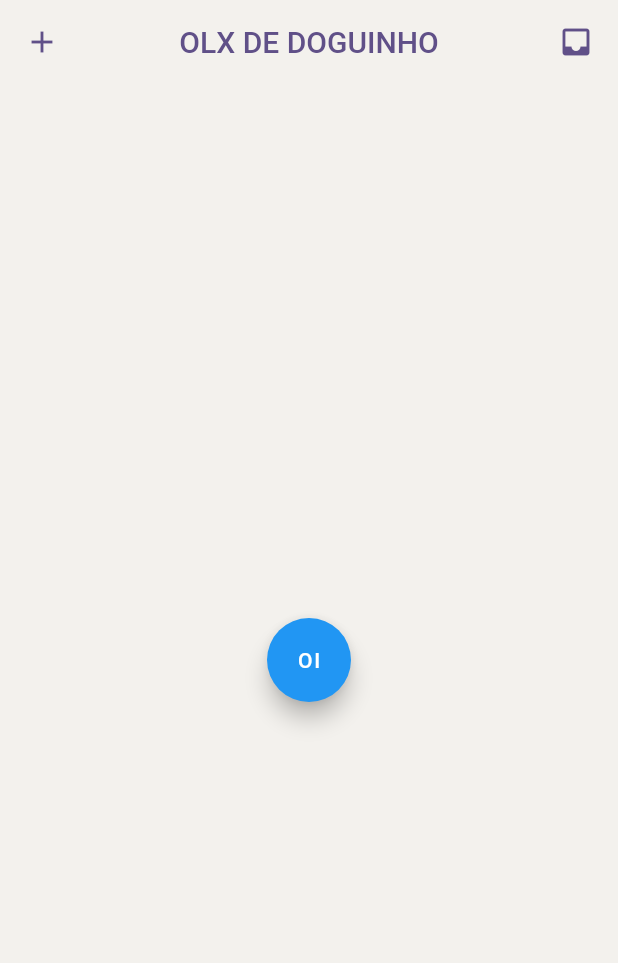
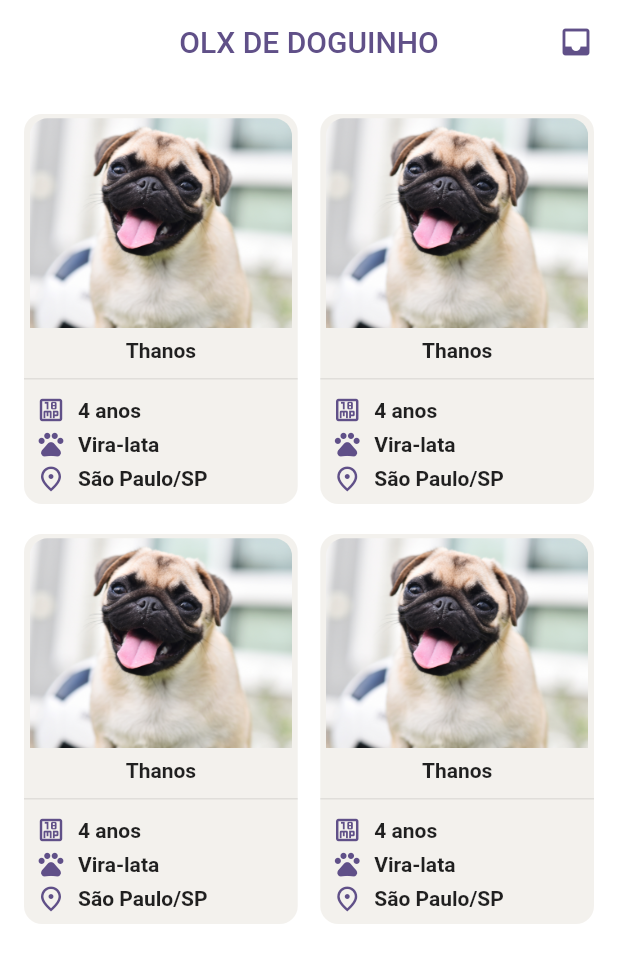
Before and after one commit to RoleDoElevador/Projeto_sistemas_distribuidos_FRONT-END, a Flutter app: the screen it shows after launch, on a phone screen of 412 x 824 dp. Shown: the top 963 px of the screen. Run offline on Flutter 3.47's test engine with Material 2 defaults, Android fonts, the phone set to English and light mode, and no system bars; our stand-ins replace flutter_bloc.

Commit message:
tela de homePage

```diff
--- a/projeto_sistemas_distribuidos/lib/cadastro-pet/bloc/cadastro-pet-cubit.dart
+++ b/projeto_sistemas_distribuidos/lib/cadastro-pet/bloc/cadastro-pet-cubit.dart
@@ -10,15 +10,5 @@ class CadastroPetCubit extends Cubit<CadastroPetModel>
           teste: '',
         ));
 
-
   String teste = 'RS 1800,00';
-
-
-
-  void Teste(){
-debugPrint("testrando 12");
-  }
-
-
-
 }
--- a/projeto_sistemas_distribuidos/lib/cadastro-pet/components/homePage.dart
+++ b/projeto_sistemas_distribuidos/lib/cadastro-pet/components/homePage.dart
@@ -1,3 +1,4 @@
+import 'package:flutter/cupertino.dart';
 import 'package:flutter/material.dart';
 import 'package:flutter_bloc/flutter_bloc.dart';
 import 'package:projeto_sistemas_distribuidos/cadastro-pet/bloc/cadastro-pet-cubit-model.dart';
@@ -26,7 +27,8 @@ class _HomePageState extends State<HomePage> {
       child: new BlocBuilder<CadastroPetCubit, CadastroPetModel>(
         builder: (context, state) {
           return new Scaffold(
-            backgroundColor: Color.fromRGBO(243, 241, 237, 1),
+            drawer: Drawer(),
+            backgroundColor: Colors.white,
             appBar: PreferredSize(
               preferredSize: const Size.fromHeight(56),
               child: _buildAppBar(),
@@ -40,15 +42,7 @@ class _HomePageState extends State<HomePage> {
 
   Widget _buildAppBar() {
     return new AppBar(
-      backgroundColor: const Color.fromRGBO(243, 241, 237, 1),
-      leading: new Drawer(
-        elevation: 0,
-        backgroundColor: const Color.fromRGBO(243, 241, 237, 1),
-        child: new Icon(
-          Icons.add,
-          color: const Color.fromRGBO(96, 80, 136, 1),
-        ),
-      ),
+      backgroundColor: Colors.white,
       title: new Text(
         'OLX DE DOGUINHO',
         style: new TextStyle(
@@ -70,13 +64,131 @@ class _HomePageState extends State<HomePage> {
   }
 
   _buildBody() {
-    return Center(
-      child: FloatingActionButton(
-        child: Text('OI'),
-        onPressed: () {
-          _bloc?.Teste();
+    return new Container(
+      padding: EdgeInsets.only(top: 20),
+      child: BlocBuilder<CadastroPetCubit, CadastroPetModel>(
+        builder: (context, state) {
+          return GridView.builder(
+              scrollDirection: Axis.vertical,
+              gridDelegate: SliverGridDelegateWithFixedCrossAxisCount(
+                  crossAxisSpacing: 15,
+                  mainAxisSpacing: 20,
+                  crossAxisCount: 2,
+                  mainAxisExtent: 260),
+              padding: EdgeInsets.only(left: 16, right: 16),
+              itemCount: 4,
+              itemBuilder: (BuildContext context, int index) {
+                return Container(
+                    padding: EdgeInsets.only(bottom: 4),
+                    decoration: BoxDecoration(
+                      color: const Color.fromRGBO(243, 241, 237, 1),
+                      borderRadius: BorderRadius.circular(12),
+                    ),
+                    child: Column(
+                      mainAxisAlignment: MainAxisAlignment.spaceEvenly,
+                      children: [
+                        ClipRRect(
+                          borderRadius: BorderRadius.only(
+                              topLeft: Radius.circular(12),
+                              topRight: Radius.circular(12)),
+                          child: Image.asset(
+                            "assets/cachorro.jpg",
+                            height: 140,
+                            width: 175,
+                            fit: BoxFit.cover,
+                          ),
+                        ),
+                        Container(
+                            padding: EdgeInsets.only(top: 4),
+                            alignment: Alignment.bottomCenter,
+                            child: Text(
+                              "Thanos",
+                              style: TextStyle(fontWeight: FontWeight.bold),
+                            )),
+                        Divider(),
+                        Container(
+                          padding: EdgeInsets.only(left: 8),
+                          child: Row(
+                            children: [
+                              Icon(
+                                Icons.eighteen_mp_outlined,
+                                size: 20,
+                                color: const Color.fromRGBO(96, 80, 136, 1),
+                              ),
+                              Container(
+                                  padding: EdgeInsets.only(left: 8),
+                                  child: Text(
+                                    "4 anos",
+                                    style:
+                                        TextStyle(fontWeight: FontWeight.bold),
+                                  ))
+                            ],
+                          ),
+                        ),
+                        Container(
+                          padding: EdgeInsets.only(left: 8),
+                          child: Row(
+                            children: [
+                              Icon(
+                                Icons.pets_outlined,
+                                size: 20,
+                                color: const Color.fromRGBO(96, 80, 136, 1),
+                              ),
+                              Container(
+                                  padding: EdgeInsets.only(left: 8),
+                                  child: Text(
+                                    "Vira-lata",
+                                    style:
+                                        TextStyle(fontWeight: FontWeight.bold),
+                                  ))
+                            ],
+                          ),
+                        ),
+                        Container(
+                          padding: EdgeInsets.only(left: 8),
+                          child: Row(
+                            children: [
+                              Icon(
+                                Icons.fmd_good_outlined,
+                                color: const Color.fromRGBO(96, 80, 136, 1),
+                                size: 20,
+                              ),
+                              Container(
+                                  padding: EdgeInsets.only(left: 8),
+                                  child: Text(
+                                    "São Paulo/SP",
+                                    style:
+                                        TextStyle(fontWeight: FontWeight.bold),
+                                  ))
+                            ],
+                          ),
+                        )
+                      ],
+                    ));
+              });
         },
       ),
     );
   }
+
+  Widget _buildBarraPesquisa() {
+    return Container(
+      width: MediaQuery.of(context).size.width / 1.2,
+      decoration: BoxDecoration(
+        border: Border.all(color: Colors.black),
+        borderRadius: BorderRadius.circular(9),
+      ),
+      child: Row(
+        mainAxisAlignment: MainAxisAlignment.spaceBetween,
+        children: [
+          Container(
+            padding: EdgeInsets.only(left: 16),
+            child: Text('O que está buscando?'),
+          ),
+          Container(
+              padding: EdgeInsets.only(right: 16), child: Icon(Icons.search)),
+        ],
+      ),
+    );
+  }
 }
--- a/projeto_sistemas_distribuidos/lib/main.dart
+++ b/projeto_sistemas_distribuidos/lib/main.dart
@@ -12,18 +12,9 @@ class MyApp extends StatelessWidget {
   @override
   Widget build(BuildContext context) {
     return MaterialApp(
+      debugShowCheckedModeBanner: false,
       title: 'Flutter Demo',
       theme: ThemeData(
-        // This is the theme of your application.
-        //
-        // Try running your application with "flutter run". You'll see the
-        // application has a blue toolbar. Then, without quitting the app, try
-        // changing the primarySwatch below to Colors.green and then invoke
-        // "hot reload" (press "r" in the console where you ran "flutter run",
-        // or simply save your changes to "hot reload" in a Flutter IDE).
-        // Notice that the counter didn't reset back to zero; the application
-        // is not restarted.
-        primarySwatch: Colors.blue,
       ),
       home: HomePage(),
     );
--- a/projeto_sistemas_distribuidos/pubspec.yaml
+++ b/projeto_sistemas_distribuidos/pubspec.yaml
@@ -58,8 +58,8 @@ flutter:
   uses-material-design: true
 
   # To add assets to your application, add an assets section, like this:
-  # assets:
-  #   - images/a_dot_burr.jpeg
+  assets:
+    - assets/cachorro.jpg
   #   - images/a_dot_ham.jpeg
 
   # An image asset can refer to one or more resolution-specific "variants", see
```
Also changed, not shown: projeto_sistemas_distribuidos/assets/cachorro.jpg (added).
